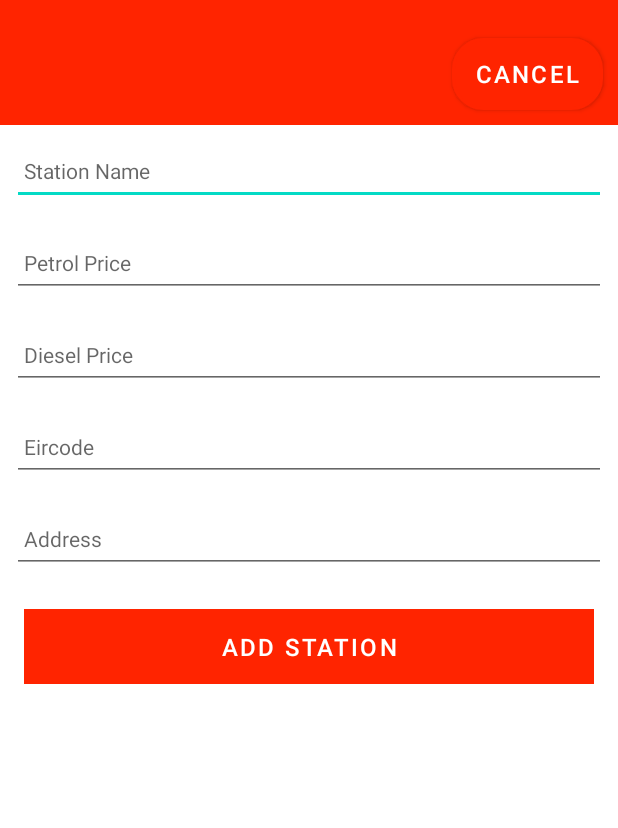
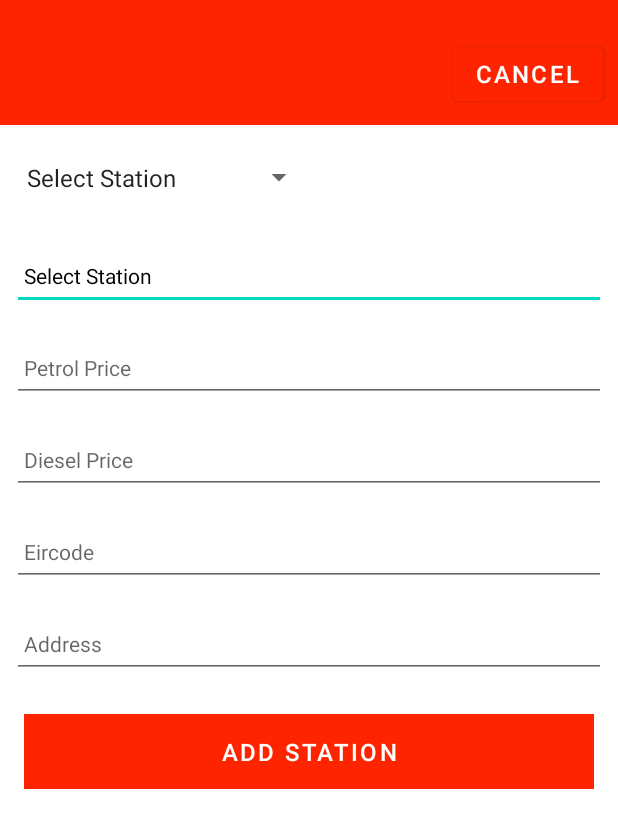
Before and after one commit to lizNe/pumpItUp, an Android app: the MainActivity screen opened directly, with no data from a screen before it, on a phone screen of 412 x 824 dp. Shown: the top 828 px of the screen. Run offline under Robolectric (Android 15) with nearby library versions, the phone set to English and light mode, and no system bars; our stand-ins replace Timber; 1 statement that could not run was skipped.

Commit message:
Images added and selected when station name is choosen sucessfully.

```diff
--- /dev/null
+++ b/app/src/main/java/ie/setu/pumpitup/activities/ImageList.kt
@@ -0,0 +1,22 @@
+package ie.setu.pumpitup.activities
+
+    class ImageHashMap {
+        companion object {
+            val hashMapToHoldImages:HashMap<String,String> = HashMap<String, String>()
+
+            fun loadImages(){
+                hashMapToHoldImages.put("Amber", "amber")
+                hashMapToHoldImages.put("Apple Green", "apple")
+                hashMapToHoldImages.put("Circle K", "circlek")
+                hashMapToHoldImages.put("Inver", "inver")
+                hashMapToHoldImages.put("Morris", "morris")
+                hashMapToHoldImages.put("Shell", "shell")
+                hashMapToHoldImages.put("Texaco", "texaco")
+                hashMapToHoldImages.put("Top Oil", "top")
+                hashMapToHoldImages.put("Emo", "emo")
+            }
+            fun getImage( stationName:String): String? {
+                return hashMapToHoldImages.get(stationName)
+            }
+        }
+    }
--- a/app/src/main/java/ie/setu/pumpitup/activities/MainActivity.kt
+++ b/app/src/main/java/ie/setu/pumpitup/activities/MainActivity.kt
@@ -1,39 +1,36 @@
 package ie.setu.pumpitup.activities
 
 import android.content.Intent
+import android.graphics.Color
+import android.graphics.drawable.GradientDrawable
+import android.media.Image
 import androidx.appcompat.app.AppCompatActivity
 import android.os.Bundle
 import android.util.Log.i
-import android.widget.Button
-import android.widget.ImageView
+import android.view.Menu
+import android.view.MenuItem
+import android.view.View
+import android.widget.*
 import androidx.core.content.ContextCompat
 import com.google.android.material.snackbar.Snackbar
 import ie.setu.pumpitup.R
+import ie.setu.pumpitup.databinding.PumpActivityListBinding
 import ie.setu.pumpitup.models.PumpModel
 import ie.setu.pumpitup.databinding.PumpActivityMainBinding
-
+import ie.setu.pumpitup.helpers.resIdByName
 import ie.setu.pumpitup.main.MainApp
-
-import timber.log.Timber
 import timber.log.Timber.i
 
-val imagesList: ArrayList<Pair<String, Int>> = arrayListOf(
-    Pair("Amber",R.drawable.amber),
-    Pair("AppleGreen",R.drawable.apple),
-    Pair("Circle-K",R.drawable.circlek),
-    Pair("Inver",R.drawable.inver),
-    Pair("Morris",R.drawable.morris),
-    Pair("Shell",R.drawable.shell),
-    Pair("Texaco",R.drawable.texaco),
-    Pair("Top Oil", R.drawable.top),
-    // Add more images as needed
-)
 
-class MainActivity : AppCompatActivity() {
+class MainActivity : AppCompatActivity(), AdapterView.OnItemSelectedListener {
 
     private lateinit var binding: PumpActivityMainBinding
     var pump = PumpModel()
     lateinit var app: MainApp
+
+    var courses = arrayOf<String?>("Select Station","Amber", "Apple Green",
+        "Circle K", "Inver",
+        "Morris", "Shell","Texaco","Top Oil","Emo")
 
 
     override fun onCreate(savedInstanceState: Bundle?) {
@@ -42,17 +39,29 @@ class MainActivity : AppCompatActivity() {
         binding = PumpActivityMainBinding.inflate(layoutInflater)
         setContentView(binding.root)
 
+        binding.toolbarAdd.title = title
+        setSupportActionBar(binding.toolbarAdd)
+
+        binding = PumpActivityMainBinding.inflate(layoutInflater)
+        setContentView(binding.root)
+
         app = application as MainApp
         i("Main Activity started...")
-
-        binding.btnAdd .setOnClickListener() {
+        ImageHashMap.loadImages()
+        binding.btnAdd.setOnClickListener() {
             pump.station = binding.station.text.toString()
-            pump.petrol = binding.petrol.text.toString()
-            pump.diesel = binding.diesel.text.toString()
+            pump.petrol = binding.petrol.text.toString().toDouble()
+            pump.diesel = binding.diesel.text.toString().toDouble()
             pump.eircode = binding.eircode.text.toString()
             pump.address = binding.address.text.toString()
+            pump.image =
+                ImageHashMap.getImage(binding.coursesspinner.selectedItem.toString()).toString()
 
-            if (pump.station.isNotEmpty()&& pump.petrol.isNotEmpty() && pump.diesel.isNotEmpty() && pump.eircode.isNotEmpty()) {
+
+
+            if (pump.station.isNotEmpty() && pump.eircode.isNotEmpty() && binding.petrol.text.toString()
+                    .isNotEmpty() && binding.diesel.text.toString().isNotEmpty()
+            ) {
                 app.stations.add(pump.copy())
                 i("add Button Pressed: $pump")
                 for (i in app.stations.indices) {
@@ -60,34 +69,83 @@ class MainActivity : AppCompatActivity() {
                 }
                 setResult(RESULT_OK)
                 finish()
-            }
-            else {
+            } else {
                 Snackbar
-                    .make(it,"Please enter the name of the Station", Snackbar.LENGTH_LONG)
+                    .make(it, "Please enter the name of the Station", Snackbar.LENGTH_LONG)
                     .show()
             }
         }
 
-        // Get reference to the button
-        val cancelButton = findViewById<Button>(R.id.activity_cancelAddPump)
-            cancelButton.background = ContextCompat.getDrawable(this, R.drawable.button_background)
 
-// Set an OnClickListener for the button
-        cancelButton.setOnClickListener {
-            // Code to return to the main menu
-            val mainMenuIntent = Intent(this, PumpListActivity::class.java)
-            startActivity(mainMenuIntent)
-        }
 
+
+
+//            val shape = GradientDrawable()
+//            shape.shape = GradientDrawable.RECTANGLE
+//            shape.setColor(Color.WHITE)
+//            shape.setStroke(10, Color.WHITE)
+//            shape.cornerRadius = 50f
+//            cancelButton.background = shape
+
+
+
+
+//        SPINNER FOR STATION NAMES THAT WILL
+//        ALSO ASSIGN CORRECT PETROL STATION IMAGE TO THAT ITEM ADDED
+
+        val spin = findViewById<Spinner>(R.id.coursesspinner)
+        spin.onItemSelectedListener = this
+
+        // Create the instance of ArrayAdapter
+        // having the list of courses
+        val ad: ArrayAdapter<*> = ArrayAdapter<Any?>(
+            this,
+            android.R.layout.simple_spinner_item,
+            courses)
+
+        // set simple layout resource file
+        // for each item of spinner
+        ad.setDropDownViewResource(
+            android.R.layout.simple_spinner_dropdown_item)
+
+        // Set the ArrayAdapter (ad) data on the
+        // Spinner which binds data to spinner
+        spin.adapter = ad
+        spin.setSelection(0)
     }
 
-    fun getImage(title: String): Int {
-        for (pair in imagesList) {
-            if (pair.first == title) {
-                return pair.second
+    override fun onItemSelected(parent: AdapterView<*>?,
+                                view: View, position: Int,
+                                id: Long) {
+        // make toastof name of course
+        // which is selected in spinner
+        Toast.makeText(applicationContext,
+            courses[position],
+            Toast.LENGTH_LONG)
+            .show()
+        binding.station.setText(courses[position])
+        //val drawableResId = this.resIdByName(imageName, "drawable")
+    }
+
+    override fun onNothingSelected(parent: AdapterView<*>?) {}
+
+    override fun onCreateOptionsMenu(menu: Menu): Boolean {
+        menuInflater.inflate(R.menu.menu_main, menu)
+        return super.onCreateOptionsMenu(menu)
+    }
+
+    override fun onOptionsItemSelected(item: MenuItem): Boolean {
+        when (item.itemId) {
+            R.id.item_cancel -> {
+                finish()
             }
         }
-        return 0
+        return super.onOptionsItemSelected(item)
     }
 
+
+
+
+
+
 }
--- a/app/src/main/java/ie/setu/pumpitup/models/PumpModel.kt
+++ b/app/src/main/java/ie/setu/pumpitup/models/PumpModel.kt
@@ -1,9 +1,12 @@
 package ie.setu.pumpitup.models
 
+import android.net.Uri
+
 data class PumpModel(var station: String = "",
-                     var petrol: String = "",
-                     var diesel: String = "",
+                     var petrol: Double = 0.0,
+                     var diesel: Double = 0.0,
                      var eircode: String = "",
-                     var address: String = ""
+                     var address: String = "",
+                     var image: String = ""
 
                                                     )
--- a/app/src/main/res/layout/pump_activity_main.xml
+++ b/app/src/main/res/layout/pump_activity_main.xml
@@ -6,6 +6,8 @@
     android:layout_width="match_parent"
     android:layout_height="match_parent"
     tools:context="ie.setu.pumpitup.activities.MainActivity">
+
+
 
     <RelativeLayout
         android:layout_width="match_parent"
@@ -49,6 +51,18 @@
                 android:layout_height="wrap_content"
                 android:orientation="vertical">
 
+
+                <Spinner
+                    android:id="@+id/coursesspinner"
+                    android:layout_height="50dp"
+                    android:layout_width="200dp"
+                    android:layout_marginEnd="10dp"
+                    android:layout_marginStart="10dp"
+                    android:layout_marginBottom="10dp"
+                    android:layout_marginTop="10dp"
+                    app:layout_constraintStart_toStartOf="parent"
+                    app:layout_constraintTop_toTopOf="parent"/>
+
                 <EditText
                     android:id="@+id/station"
                     android:layout_width="match_parent"
@@ -61,7 +75,10 @@
                     android:maxLines="1"
                     android:padding="8dp"
                     android:textColor="@color/colorPrimaryDark"
-                    android:textSize="14sp" />
+                    android:textSize="14sp"/>
+
+
+
 
                 <EditText
                     android:id="@+id/petrol"
@@ -70,7 +87,7 @@
                     android:layout_margin="8dp"
                     android:autofillHints="hint"
                     android:hint="@string/hint_petrol_price"
-                    android:inputType="text"
+                    android:inputType="number"
                     android:maxLength="25"
                     android:maxLines="1"
                     android:padding="8dp"
@@ -84,7 +101,7 @@
                     android:layout_margin="8dp"
                     android:autofillHints="hint"
                     android:hint="@string/hint_diesel_price"
-                    android:inputType="text"
+                    android:inputType="number"
                     android:maxLength="25"
                     android:maxLines="1"
                     android:padding="8dp"
--- a/app/src/main/res/menu/menu_main.xml
+++ b/app/src/main/res/menu/menu_main.xml
@@ -8,4 +8,9 @@
         android:title="@string/menu_addPump"
         app:showAsAction="always" />
 
+    <item
+        android:id="@+id/item_cancel"
+        android:title="@string/activity_cancelAddPump"
+        app:showAsAction="always"/>
+
 </menu>
```
Also changed, not shown: app/src/main/java/ie/setu/pumpitup/adapters/PumpAdapters.kt (+20 -4 lines), app/src/main/java/ie/setu/pumpitup/helpers/ImageHelper.kt (added, +11 -0 lines), app/src/main/res/layout/pump_card.xml (+9 -5 lines), app/src/main/res/values/strings.xml (+11 -9 lines), app/src/main/res/drawable/emo.png (added).
